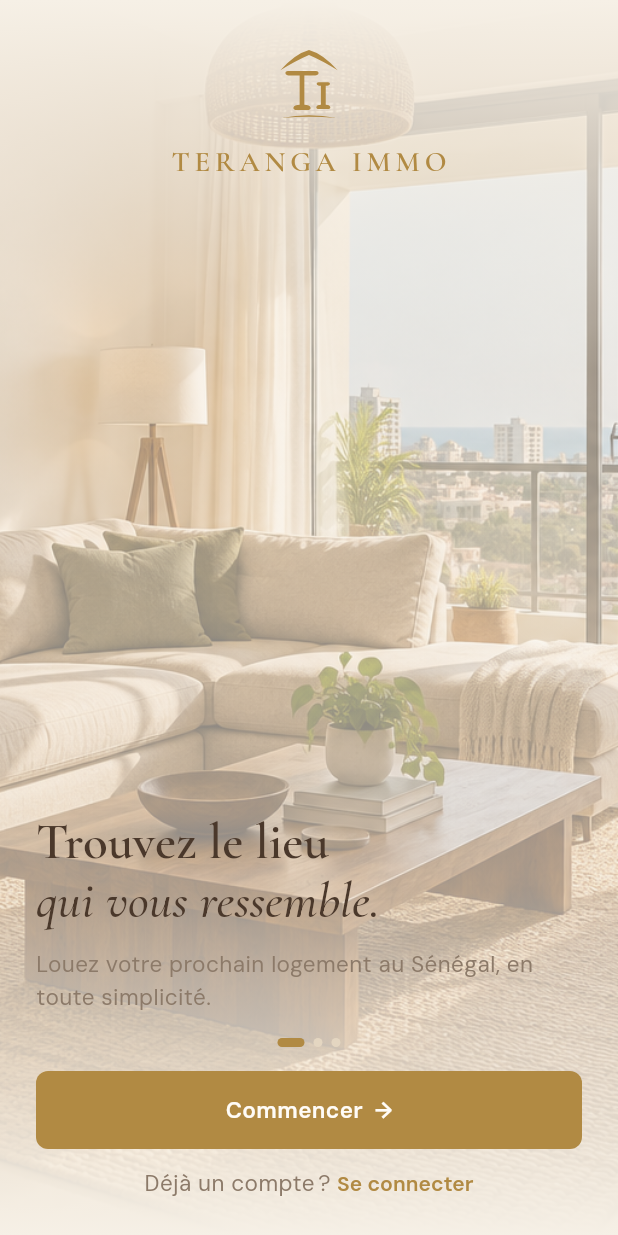
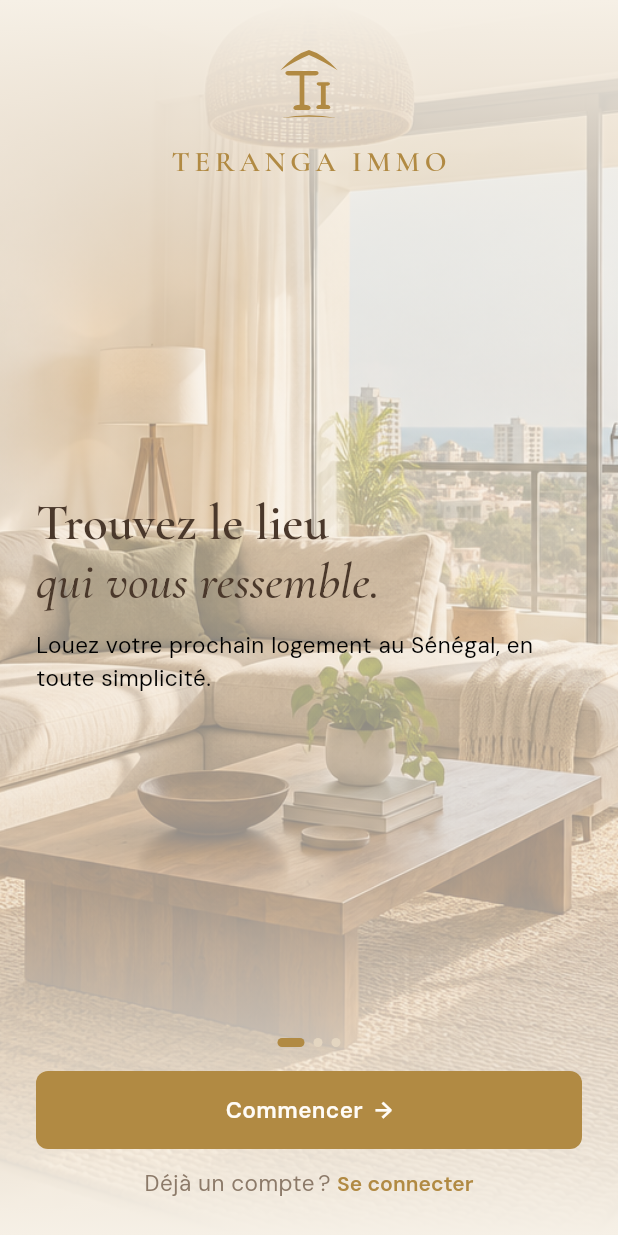
Before and after one commit to binetoukhoumatiossanacademy-code/teranga-immo, a Flutter app: the screen it shows after launch, on a phone screen of 412 x 824 dp. Run offline on Flutter 3.47's test engine with Material 3 defaults, Android fonts, the phone set to English and light mode, and no system bars; our stand-ins replace flutter_lucide, flutter_svg, supabase_flutter; accounts and stored records are empty.

Commit message:
fix(flutter): remonter le texte de l'ecran de demarrage et noircir le sous-titre
Le bloc titre/sous-titre est desormais centre verticalement sur la
photo au lieu d'etre colle en bas (juste au-dessus du bouton), et le
sous-titre "Louez votre prochain logement..." passe en noir pour
mieux ressortir sur la photo.

Co-Authored-By: Claude Sonnet 5 <noreply@anthropic.com>

```diff
--- a/lib/onboarding_page.dart
+++ b/lib/onboarding_page.dart
@@ -182,7 +182,7 @@ class _SlideView extends StatelessWidget {
     padding: const EdgeInsets.symmetric(horizontal: TerangaSpacing.xl),
     child: Column(
       crossAxisAlignment: CrossAxisAlignment.start,
-      mainAxisAlignment: MainAxisAlignment.end,
+      mainAxisAlignment: MainAxisAlignment.center,
       children: [
         RichText(
           text: TextSpan(
@@ -195,7 +195,7 @@ class _SlideView extends StatelessWidget {
         const SizedBox(height: TerangaSpacing.md),
         Text(
           slide.description,
-          style: TerangaTypography.body.copyWith(color: TerangaColors.taupe),
+          style: TerangaTypography.body.copyWith(color: Colors.black),
         ),
       ],
     ),
```
